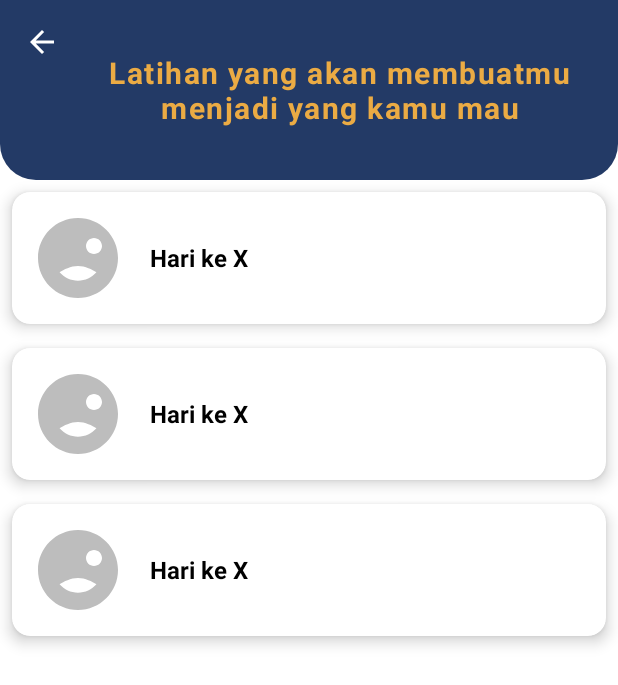
After one commit to rizkimln/NutriPlan, an Android app: the layout bulking.xml on its own in the app's theme, with its tools: preview values and no code run, on a phone screen of 412 x 824 dp. The commit adds this screen. Shown: the top 685 px of the screen. Run offline under Robolectric (Android 15) with nearby library versions, the phone set to English and light mode, and no system bars.

Commit message:
bulking activity

```diff
--- /dev/null
+++ b/app/src/main/java/com/example/tugashalamanawal/BulkingActivity.kt
@@ -0,0 +1,36 @@
+package com.example.tugashalamanawal
+
+import android.annotation.SuppressLint
+import android.os.Bundle
+import androidx.appcompat.app.AppCompatActivity
+import androidx.recyclerview.widget.LinearLayoutManager
+import androidx.recyclerview.widget.RecyclerView
+
+class BulkingActivity : AppCompatActivity() {
+
+    private lateinit var recyclerView: RecyclerView
+    private lateinit var bulkingAdapter: BulkingAdapter
+
+    @SuppressLint("MissingInflatedId")
+    override fun onCreate(savedInstanceState: Bundle?) {
+        super.onCreate(savedInstanceState)
+        setContentView(R.layout.activity_bulking)
+
+        // Setup RecyclerView
+        recyclerView = findViewById(R.id.recipeRecyclerView)
+        recyclerView.layoutManager = LinearLayoutManager(this)
+
+        // Data for Bulking Days
+        val bulkingItems = listOf(
+            BulkingItem(1, R.drawable.beef_brokoli, true),
+            BulkingItem(2, R.drawable.beef_bulgogi, true),
+            BulkingItem(3, R.drawable.beef_teriyaki, true),
+            BulkingItem(4, R.drawable.beef_burger, false),
+            BulkingItem(5, R.drawable.beef_meatbowl, false),
+            BulkingItem(6, R.drawable.beef_sate, false)
+        )
+
+        bulkingAdapter = BulkingAdapter(bulkingItems)
+        recyclerView.adapter = bulkingAdapter
+    }
+}
--- /dev/null
+++ b/app/src/main/java/com/example/tugashalamanawal/BulkingAdapter.kt
@@ -0,0 +1,39 @@
+package com.example.tugashalamanawal
+
+import android.view.LayoutInflater
+import android.view.View
+import android.view.ViewGroup
+import android.widget.ImageView
+import android.widget.TextView
+import androidx.recyclerview.widget.RecyclerView
+
+class BulkingAdapter(private val bulkingList: List<BulkingItem>) :
+    RecyclerView.Adapter<BulkingAdapter.BulkingViewHolder>() {
+
+    class BulkingViewHolder(itemView: View) : RecyclerView.ViewHolder(itemView) {
+        val textDay: TextView = itemView.findViewById(R.id.textDay)
+        val imageFood: ImageView = itemView.findViewById(R.id.imageFood)
+        val textSelesai: TextView = itemView.findViewById(R.id.textSelesai)
+    }
+
+    override fun onCreateViewHolder(parent: ViewGroup, viewType: Int): BulkingViewHolder {
+        val view = LayoutInflater.from(parent.context)
+            .inflate(R.layout.item_layout, parent, false)
+        return BulkingViewHolder(view)
+    }
+
+    override fun onBindViewHolder(holder: BulkingViewHolder, position: Int) {
+        val bulkingItem = bulkingList[position]
+        holder.textDay.text = "Hari ke ${bulkingItem.dayNumber}"
+        holder.imageFood.setImageResource(bulkingItem.imageResource)
+
+        // Show or hide 'Selesai' indicator
+        if (bulkingItem.isCompleted) {
+            holder.textSelesai.visibility = View.VISIBLE
+        } else {
+            holder.textSelesai.visibility = View.GONE
+        }
+    }
+
+    override fun getItemCount(): Int = bulkingList.size
+}
--- /dev/null
+++ b/app/src/main/java/com/example/tugashalamanawal/BulkingItem.kt
@@ -0,0 +1,7 @@
+package com.example.tugashalamanawal
+
+data class BulkingItem(
+    val dayNumber: Int,
+    val imageResource: Int,
+    val isCompleted: Boolean
+)
--- /dev/null
+++ b/app/src/main/res/drawable/rounded_top_bar.xml
@@ -0,0 +1,4 @@
+<shape xmlns:android="http://schemas.android.com/apk/res/android">
+    <solid android:color="#233A66" />
+    <corners android:bottomLeftRadius="24dp" android:bottomRightRadius="24dp" />
+</shape>
--- /dev/null
+++ b/app/src/main/res/layout/bulking.xml
@@ -0,0 +1,60 @@
+<?xml version="1.0" encoding="utf-8"?>
+<androidx.constraintlayout.widget.ConstraintLayout xmlns:android="http://schemas.android.com/apk/res/android"
+    xmlns:app="http://schemas.android.com/apk/res-auto"
+    android:layout_width="match_parent"
+    android:layout_height="match_parent"
+    xmlns:tools="http://schemas.android.com/tools"
+    android:background="@color/white">
+
+    <!-- Top Bar -->
+    <androidx.constraintlayout.widget.ConstraintLayout
+        android:id="@+id/topBar"
+        android:layout_width="0dp"
+        android:layout_height="120dp"
+        app:layout_constraintTop_toTopOf="parent"
+        app:layout_constraintStart_toStartOf="parent"
+        app:layout_constraintEnd_toEndOf="parent"
+        android:background="@drawable/rounded_top_bar"
+        >
+
+        <ImageView
+            android:id="@+id/backButton"
+            android:layout_width="24dp"
+            android:layout_height="24dp"
+            android:src="@drawable/ic_back"
+            android:contentDescription="Back"
+            app:tint="@color/white"
+            android:layout_margin="16dp"
+            app:layout_constraintStart_toStartOf="parent"
+            app:layout_constraintTop_toTopOf="parent" />
+
+        <TextView
+            android:id="@+id/titleText"
+            android:layout_width="wrap_content"
+            android:layout_height="wrap_content"
+            android:text="@string/bulking_teks"
+            android:textColor="@color/yellow"
+            android:textSize="20sp"
+            android:textStyle="bold"
+            android:letterSpacing="0.05"
+            android:gravity="center"
+            app:layout_constraintTop_toTopOf="parent"
+            app:layout_constraintBottom_toBottomOf="parent"
+            app:layout_constraintStart_toEndOf="@id/backButton"
+            app:layout_constraintEnd_toEndOf="parent" />
+
+    </androidx.constraintlayout.widget.ConstraintLayout>
+
+    <!-- RecyclerView -->
+    <androidx.recyclerview.widget.RecyclerView
+        android:id="@+id/recipeRecyclerView"
+        android:layout_width="0dp"
+        android:layout_height="0dp"
+        app:layout_constraintTop_toBottomOf="@id/topBar"
+        app:layout_constraintStart_toStartOf="parent"
+        app:layout_constraintEnd_toEndOf="parent"
+        app:layout_constraintBottom_toBottomOf="parent"
+        tools:listitem="@layout/item_layout" />
+
+
+</androidx.constraintlayout.widget.ConstraintLayout>
--- /dev/null
+++ b/app/src/main/res/layout/item_layout.xml
@@ -0,0 +1,55 @@
+<?xml version="1.0" encoding="utf-8"?>
+<androidx.cardview.widget.CardView
+    xmlns:android="http://schemas.android.com/apk/res/android"
+    xmlns:app="http://schemas.android.com/apk/res-auto"
+    android:layout_width="match_parent"
+    android:layout_height="wrap_content"
+    android:layout_margin="8dp"
+    app:cardCornerRadius="12dp"
+    app:cardElevation="6dp">
+
+    <LinearLayout
+        android:layout_width="match_parent"
+        android:layout_height="wrap_content"
+        android:orientation="horizontal"
+        android:gravity="center_vertical"
+        android:padding="12dp">
+
+        <!-- Image -->
+        <ImageView
+            android:id="@+id/imageFood"
+            android:layout_width="64dp"
+            android:layout_height="64dp"
+            android:scaleType="centerCrop"
+            android:contentDescription="@string/food_image"
+            android:background="@drawable/circle_background"
+            android:src="@drawable/ic_placeholder" />
+
+        <!--  Text & Status -->
+        <LinearLayout
+            android:layout_width="match_parent"
+            android:layout_height="wrap_content"
+            android:layout_marginStart="16dp"
+            android:orientation="vertical">
+
+            <TextView
+                android:id="@+id/textDay"
+                android:layout_width="wrap_content"
+                android:layout_height="wrap_content"
+                android:text="@string/hari_ke_x"
+                android:textSize="16sp"
+                android:textColor="@color/black"
+                android:textStyle="bold" />
+
+            <TextView
+                android:id="@+id/textSelesai"
+                android:layout_width="wrap_content"
+                android:layout_height="wrap_content"
+                android:text="@string/selesai"
+                android:textSize="12sp"
+                android:textColor="@color/green"
+                android:layout_marginTop="4dp"
+                android:visibility="gone" />
+        </LinearLayout>
+    </LinearLayout>
+</androidx.cardview.widget.CardView>
--- a/app/src/main/res/values/strings.xml
+++ b/app/src/main/res/values/strings.xml
@@ -41,4 +41,9 @@
     <string name="registrasi">Registrasi</string>
     <string name="text_label">"Sehat itu bukan tujuan, tapi perjalanan.
         Yuk, Tambah masa otot !"</string>
+    <string name="food_image">Food Image</string>
+    <string name="hari_ke_x">Hari ke X</string>
+    <string name="selesai">Selesai</string>
+    <string name="bulking_teks">Latihan yang akan membuatmu\nmenjadi yang kamu mau</string>
+
 </resources>
```
